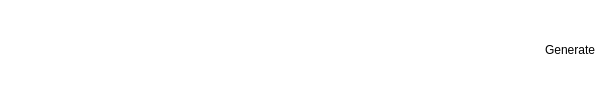
The window that gui/widgets/actions/actions_widget.ui (mudrikam/Image-Tea-mini) describes before a commit, drawn with Qt 5.
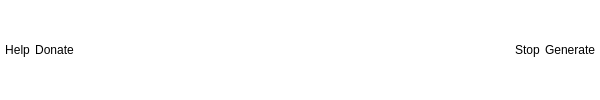
The same window after the commit.

Commit message: Enhance Actions widget UI by adding 'Donate', 'Stop', and 'Help' buttons; implement button styling and functionality for donation dialog and WhatsApp group link.

```diff
--- a/gui/widgets/actions/actions_widget.ui
+++ b/gui/widgets/actions/actions_widget.ui
@@ -52,6 +52,20 @@
     </property>
     <item>
      <layout class="QHBoxLayout" name="horizontalLayout_2">
+      <item>
+       <widget class="QPushButton" name="whatsappButton">
+        <property name="text">
+         <string>Help</string>
+        </property>
+       </widget>
+      </item>
+      <item>
+       <widget class="QPushButton" name="donateButton">
+        <property name="text">
+         <string>Donate</string>
+        </property>
+       </widget>
+      </item>
       <item>
        <spacer name="horizontalSpacer">
         <property name="orientation">
@@ -65,6 +79,13 @@
         </property>
        </spacer>
       </item>
+      <item>
+       <widget class="QPushButton" name="stopButton">
+        <property name="text">
+         <string>Stop</string>
+        </property>
+       </widget>
+      </item>
       <item>
        <widget class="QPushButton" name="generateButton">
         <property name="text">
```
The commit also changes 1 other file.
